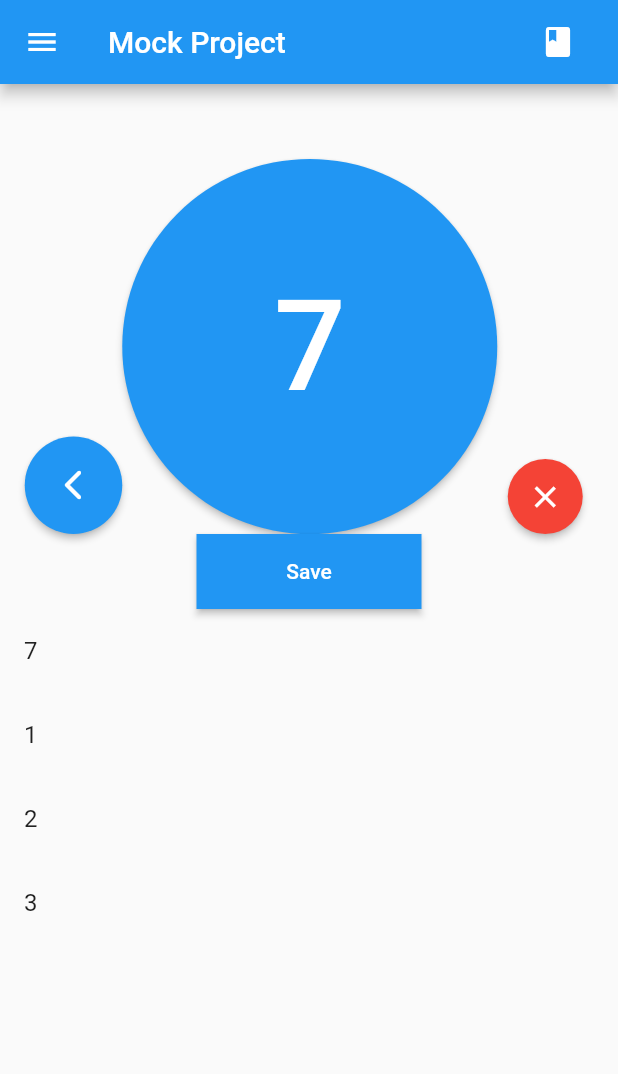
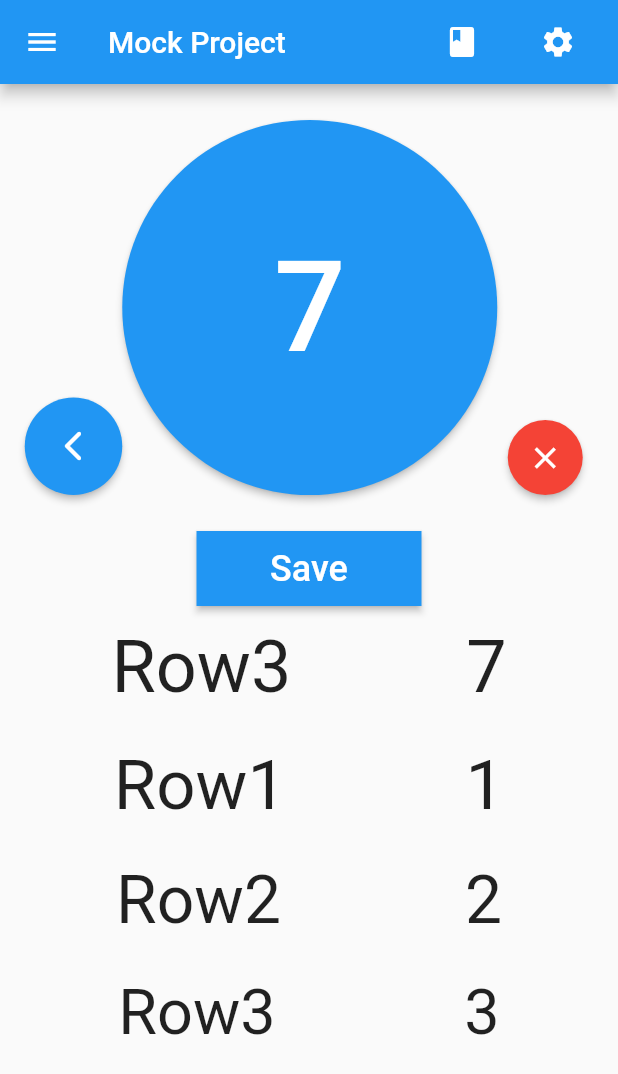
Before and after one commit to AlmondBranchh/CrochetCounter, a Flutter app: the screen it shows after launch, after a tap on "Save", on a phone screen of 412 x 824 dp. Shown: the top 1074 px of the screen. Run offline on Flutter 3.47's test engine with Material 2 defaults, Android fonts, the phone set to English and light mode, and no system bars; our stand-ins replace sqflite; accounts and stored records are empty.

Commit message:
Added TopNavBar Added ListName changes Fixed some UI

```diff
--- a/lib/data.dart
+++ b/lib/data.dart
@@ -2,6 +2,7 @@
 
 int counter = 0;
 List<String> savesList = <String>[];
+List<String> savesListNames = <String>[];
 
 void AddToCounter(){
   counter ++;
@@ -25,6 +26,7 @@ String GetCounterValueString(){
 
 void AddCounterValueToSavesList(){
   savesList.insert(0, counter.toString());
+  savesListNames.insert(0, "Row"+"${savesListNames.length}");
 }
 
 String SavesListValueString(int index){
@@ -35,8 +37,21 @@ String SavesListValueString(int index){
     }
   }
 
+  String SavesListNameString(int index){
+    return savesListNames[index].toString();
+  }
+
+  void SetNamesList(String string){
+  savesListNames = <String>[];
+  savesListNames.addAll(StringToList(string));
+  }
+
 List<String> GetSaveList(){
   return savesList;
+}
+
+List<String> GetNameList(){
+  return savesListNames;
 }
 
 void SetSaveList(String string){
@@ -57,3 +72,7 @@ int GetItemCount(){
   else{return 5;}
 
 }
+
+double GetFontSize(int index){
+  return 48-(index.toDouble()*2);
+}
--- a/lib/project.dart
+++ b/lib/project.dart
@@ -12,11 +12,13 @@ class Project{
   String name;
   int counterValue;
   String savesList;
+  String namesList;
 
   Project({
     required this.name,
     required this.counterValue,
     required this.savesList,
+    required this.namesList
   });
 }
 
@@ -27,19 +29,21 @@ Project mockProject(){
     name: "Mock Project",
     counterValue: 7,
     savesList: "1,2,3",
+    namesList: "Row1,Row2,Row3",
   );
 }
 
 void LoadProject() async {
   SetCounter(mockProject().counterValue.toString());
   SetSaveList(mockProject().savesList);
+  SetNamesList(mockProject().namesList);
 
   WidgetsFlutterBinding.ensureInitialized();
   final database = openDatabase(
     join(await getDatabasesPath(), "projects.db"),
     onCreate: (db, version){
       return db.execute(
-        "CREATE TABLE projects(name TEXT, counterValue INTEGER, savesList TEXT)",
+        "CREATE TABLE projects(name TEXT, counterValue INTEGER, savesList TEXT, namesList TEXT",
       );
     },
     version: 1,
@@ -52,6 +56,7 @@ void LoadProject() async {
           name: maps[index]["name"],
           counterValue: maps[index]["counterValue"],
           savesList: maps[index]["savesList"],
+          namesList: maps[index]["namesList"]
         );
       });
     }
@@ -66,7 +71,8 @@ void CreateNewProject(String name) async {
   Project newProject = Project(
     name: name,
     counterValue: 0,
-    savesList: ""
+    savesList: "",
+    namesList: "",
   );
 
       WidgetsFlutterBinding.ensureInitialized();
@@ -74,7 +80,7 @@ void CreateNewProject(String name) async {
       join(await getDatabasesPath(), "projects.db"),
       onCreate: (db, version){
   return db.execute(
-  "CREATE TABLE projects(name TEXT, counterValue INTEGER, savesList TEXT)",
+  "CREATE TABLE projects(name TEXT, counterValue INTEGER, savesList TEXT, namesList TEXT)",
   );
   },
   version: 1,
@@ -96,6 +102,7 @@ void OpenProject(Project project){
   currentProject = project;
   SetCounter(currentProject.counterValue.toString());
   SetSaveList(currentProject.savesList);
+  SetNamesList(currentProject.namesList);
 }
 
 String GetCurrentProjectName(){
@@ -107,13 +114,14 @@ void SaveProject() async {
 
    currentProject.savesList = ListToString(GetSaveList());
    currentProject.counterValue = int.parse(GetCounterValueString());
+   currentProject.namesList = ListToString(GetNameList());
 
    WidgetsFlutterBinding.ensureInitialized();
    final database = openDatabase(
      join(await getDatabasesPath(), "projects.db"),
      onCreate: (db, version){
        return db.execute(
-         "CREATE TABLE projects(name TEXT, counterValue INTEGER, savesList TEXT)",
+         "CREATE TABLE projects(name TEXT, counterValue INTEGER, savesList TEXT, namesList TEXT)",
        );
      },
      version: 1,
@@ -137,5 +145,6 @@ Map<String, dynamic> projectToMap(Project project){
     "name" : project.name,
     "counterValue" : project.counterValue,
     "savesList" : project.savesList,
+    "namesList" : project.namesList,
   };
 }
--- a/lib/screens/home_screen.dart
+++ b/lib/screens/home_screen.dart
@@ -4,6 +4,7 @@ import 'package:flutter/material.dart';
 import 'package:crochet_counter/widgets/counter.dart';
 import 'package:crochet_counter/project.dart';
 import 'package:crochet_counter/screens/project_selector.dart';
+import 'package:crochet_counter/screens/settings.dart';
 
 
 class HomeScreen extends StatefulWidget {
@@ -56,6 +57,18 @@ class _HomeScreenState extends State<HomeScreen> {
             icon: Icon(Icons.book),
            )
           ),
+          Padding(
+              padding: EdgeInsets.only(right: 16),
+            child: IconButton(
+              onPressed: (){
+                Navigator.push(
+                  context,
+                  MaterialPageRoute(builder: (context) => const SettingsScreen())
+                );
+              },
+              icon: Icon(Icons.settings),
+            ),
+          )
         ],
 
       ),
--- a/lib/widgets/counter.dart
+++ b/lib/widgets/counter.dart
@@ -16,7 +16,7 @@ class _CounterSectionState extends State<CounterSection> {
 
     return Container(
       alignment: Alignment.center,
-      padding: const EdgeInsets.only(top: 50),
+      padding: const EdgeInsets.symmetric(vertical: 24),
       child: Row(
       mainAxisAlignment: MainAxisAlignment.spaceEvenly,
       mainAxisSize: MainAxisSize.min ,
--- a/lib/widgets/saves_list.dart
+++ b/lib/widgets/saves_list.dart
@@ -25,7 +25,12 @@ class _SavesListState extends State<SavesList> {
                 AddCounterValueToSavesList();
               });
               },
-            child: Text("Save")
+            child: Text(
+                "Save",
+              style: TextStyle(
+                fontSize: 24,
+              ),
+            )
         ),
         savesListSection(context),
 
@@ -48,7 +53,26 @@ Widget savesListSection(BuildContext context){
 
 Widget saveListTile(int index){
   return ListTile(
-    title: Text(SavesListValueString(index)),
+    title: Padding(
+      padding: EdgeInsets.symmetric(vertical: 8),
+      child:  Row(
+      mainAxisAlignment: MainAxisAlignment.spaceAround,
+      children: [
+        Text(
+          SavesListNameString(index),
+          style: TextStyle(
+            fontSize: GetFontSize(index)
+          ),
+        ),
+        Text(
+          SavesListValueString(index),
+          style:  TextStyle(
+              fontSize: GetFontSize(index)
+          ),
+        ),
+      ],
+    )
+    )
   );
 }
 
```
Also changed, not shown: lib/screens/settings.dart (added, +20 -0 lines).
